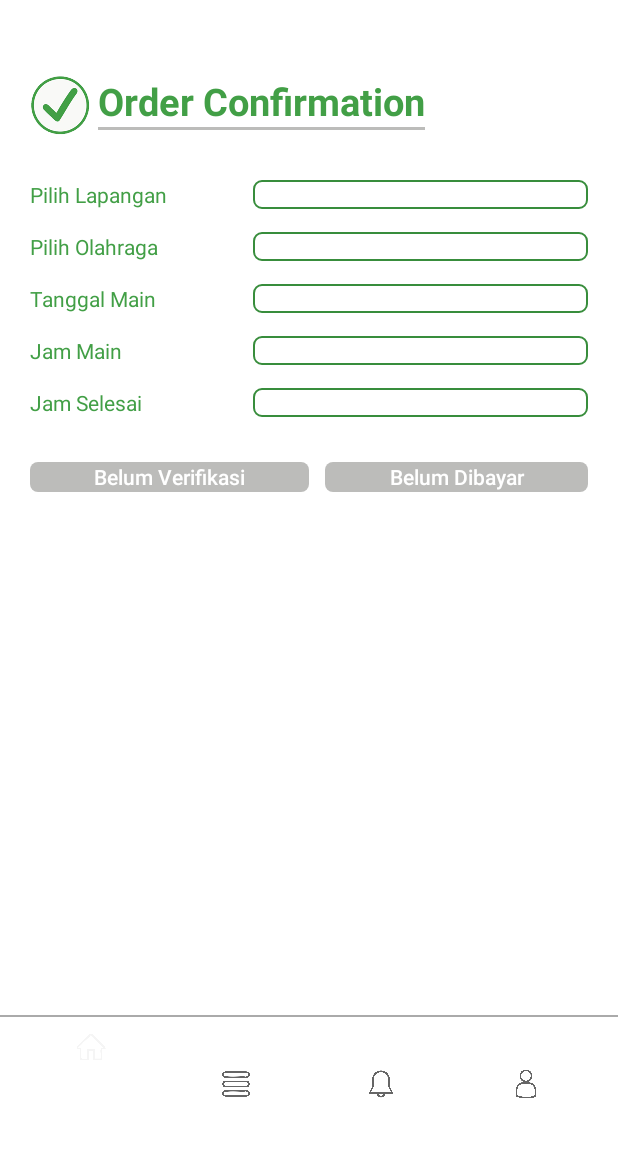
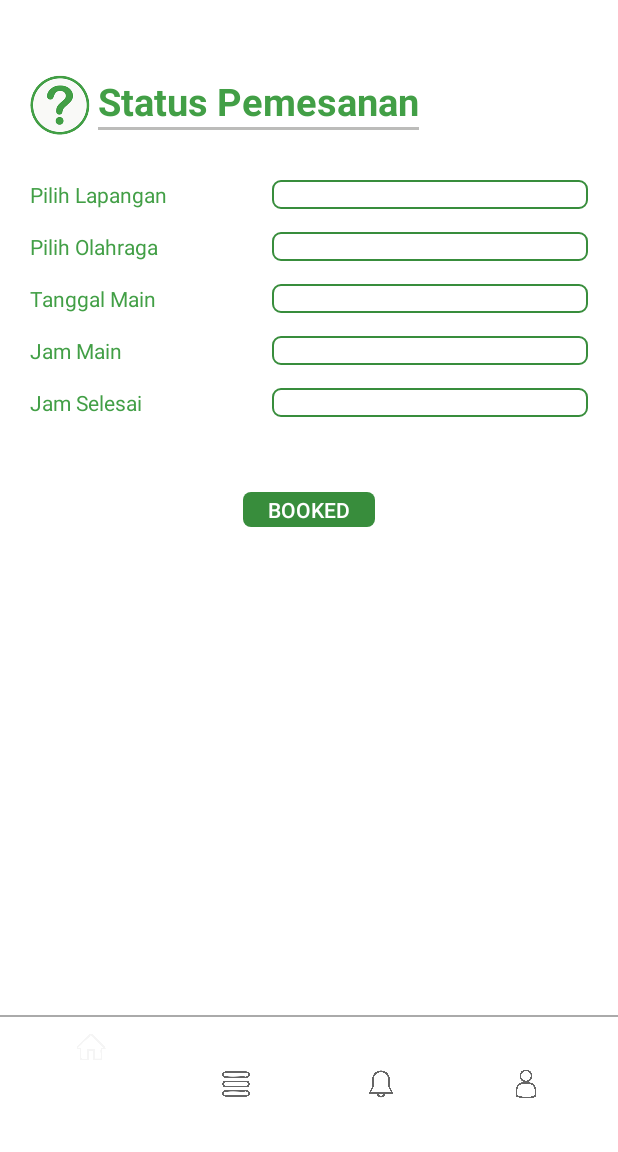
Before and after one commit to prmzk/bookinglapang-android, an Android app: the fragment OrderDetailFragment placed in its activity, on a phone screen of 412 x 824 dp, the part 84-1236 px from its top. Run offline under Robolectric (Android 15) with nearby library versions, the phone set to English and light mode, and no system bars; our stand-ins replace data binding; 12 statements that could not run were skipped.

Commit message:
change layout for tab 2

```diff
--- a/app/src/main/java/com/example/keviniswara/bookinglapang/order/OrderDetailContract.kt
+++ b/app/src/main/java/com/example/keviniswara/bookinglapang/order/OrderDetailContract.kt
@@ -10,10 +10,6 @@ interface OrderDetailContract {
         fun setStartHour(startHour: String)
         fun setEndHour(endHour: String)
         fun setDate(date: String)
-        fun setStatusNotVerified()
-        fun setStatusNotPaid()
-        fun setStatusDone()
-        fun setStatusCancelled()
     }
     interface Presenter : BasePresenter<View> {
         fun initOrderDetail(sport: String, startHour: String, endHour: String
--- a/app/src/main/java/com/example/keviniswara/bookinglapang/order/presenter/OrderDetailPresenter.kt
+++ b/app/src/main/java/com/example/keviniswara/bookinglapang/order/presenter/OrderDetailPresenter.kt
@@ -17,17 +17,10 @@ class OrderDetailPresenter : OrderDetailContract.Presenter{
     override fun initOrderDetail(sport: String, startHour: String, endHour: String
                                  , customerEmail: String, status: String, date: String
                                  , fieldId: String) {
-        mView!!.setDate(date)
-        mView!!.setEndHour(endHour)
-        mView!!.setFieldId(fieldId)
-        mView!!.setSport(sport)
-        mView!!.setStartHour(startHour)
-
-        when (status) {
-            "0" -> mView!!.setStatusNotVerified()
-            "1" -> mView!!.setStatusNotPaid()
-            "2" -> mView!!.setStatusDone()
-            "3" -> mView!!.setStatusCancelled()
-        }
+        mView?.setDate(date)
+        mView?.setEndHour(endHour)
+        mView?.setFieldId(fieldId)
+        mView?.setSport(sport)
+        mView?.setStartHour(startHour)
     }
 }
--- a/app/src/main/java/com/example/keviniswara/bookinglapang/order/presenter/OrderPresenter.kt
+++ b/app/src/main/java/com/example/keviniswara/bookinglapang/order/presenter/OrderPresenter.kt
@@ -9,7 +9,7 @@ import com.google.firebase.database.DatabaseError
 import com.google.firebase.database.DatabaseReference
 import com.google.firebase.database.ValueEventListener
 
-class OrderPresenter() : OrderContact.Presenter {
+class OrderPresenter : OrderContact.Presenter {
 
     private var mView: OrderContact.View? = null
 
@@ -32,7 +32,8 @@ class OrderPresenter() : OrderContact.Presenter {
         userRoot.addValueEventListener(object : ValueEventListener {
 
             override fun onCancelled(p0: DatabaseError?) {
-                mView!!.initListOfOrders(null)
+
+                mView?.initListOfOrders(null)
             }
 
             override fun onDataChange(userData: DataSnapshot?) {
--- a/app/src/main/res/layout/fragment_order_detail.xml
+++ b/app/src/main/res/layout/fragment_order_detail.xml
@@ -25,7 +25,7 @@
                     android:layout_height="40dp"
                     android:layout_marginEnd="5dp"
                     android:layout_marginRight="5dp"
-                    android:src="@drawable/ic_order" />
+                    android:src="@drawable/ic_status" />
 
                 <LinearLayout
                     android:layout_width="wrap_content"
@@ -35,7 +35,7 @@
                     <TextView
                         android:layout_width="wrap_content"
                         android:layout_height="wrap_content"
-                        android:text="@string/order_confirmation"
+                        android:text="@string/status_pemesanan"
                         android:textColor="@color/colorPrimary"
                         android:textSize="25sp"
                         android:textStyle="bold" />
@@ -140,41 +140,19 @@
                         android:layout_weight="3"
                         android:background="@drawable/form_input_background" />
                 </TableRow>
-
-                <TableRow
-                    android:layout_width="match_parent"
-                    android:layout_height="wrap_content">
-
-                    <Button
-                        android:id="@+id/verification_button"
-                        android:layout_width="match_parent"
-                        android:layout_height="wrap_content"
-                        android:layout_marginEnd="5dp"
-                        android:layout_marginRight="5dp"
-                        android:layout_weight="1"
-                        android:background="@drawable/button_grey"
-                        android:minHeight="20dp"
-                        android:text="@string/belum_verifikasi"
-                        android:textAllCaps="false"
-                        android:textColor="#ffffff" />
-
-                    <Button
-                        android:id="@+id/paid_button"
-                        android:layout_width="match_parent"
-                        android:layout_height="wrap_content"
-                        android:layout_marginLeft="5dp"
-                        android:layout_marginStart="5dp"
-                        android:layout_weight="1"
-                        android:background="@drawable/button_grey"
-                        android:minHeight="20dp"
-                        android:text="@string/belum_dibayar"
-                        android:textAllCaps="false"
-                        android:textColor="#ffffff" />
-                </TableRow>
             </TableLayout>
 
+            <Button
+                android:layout_width="wrap_content"
+                android:layout_height="wrap_content"
+                android:layout_gravity="center_horizontal"
+                android:layout_marginTop="20dp"
+                android:background="@drawable/button_green"
+                android:minHeight="20dp"
+                android:padding="2dp"
+                android:text="@string/booked"
+                android:textColor="#ffffff" />
         </LinearLayout>
 
     </FrameLayout>
-
 </layout>
```
Also changed, not shown: app/src/main/java/com/example/keviniswara/bookinglapang/order/view/OrderDetailFragment.kt (+0 -23 lines), app/src/main/java/com/example/keviniswara/bookinglapang/order/view/OrderFragment.kt (+4 -3 lines).
